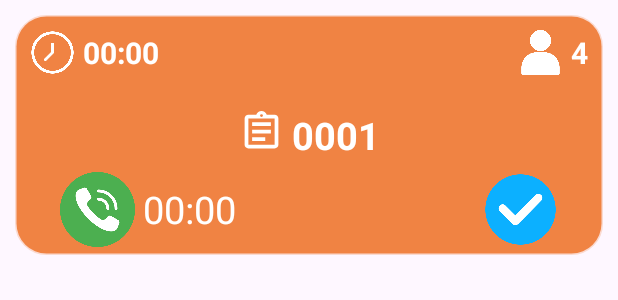
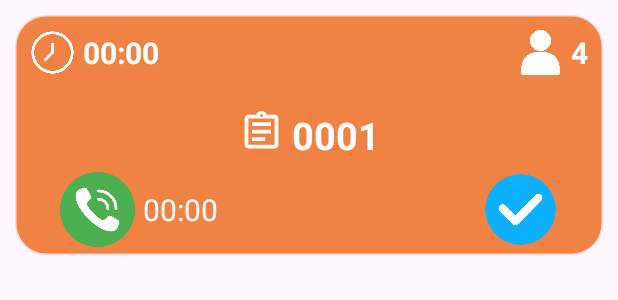
Before and after one commit to SergioLucas099/Mano-del-Artesano-Aprobacion-Turno, an Android app: the layout turno_espera_item.xml on its own in the app's theme, with its tools: preview values and no code run, on a phone screen of 412 x 824 dp. Shown: the top 300 px of the screen. Run offline under Robolectric (Android 15) with nearby library versions, the phone set to English and light mode, and no system bars.

Commit message:
Avances 25-09-2025

```diff
--- a/app/src/main/java/com/example/manodelartesanoaprobacionturnos/Adapter/TurnosAdapter.kt
+++ b/app/src/main/java/com/example/manodelartesanoaprobacionturnos/Adapter/TurnosAdapter.kt
@@ -34,7 +34,7 @@ class TurnosAdapter (
 
         val dbRef = FirebaseDatabase.getInstance()
             .getReference("turnos")
-            .child(Lturno.nombre ?: "Desconocido")
+            .child(Lturno.id.toString())
 
         holder.txtEstadoTurno.setText(estado)
         holder.txtTiempoTurno.setText(tiempo)
--- a/app/src/main/java/com/example/manodelartesanoaprobacionturnos/Model/TurnosModel.kt
+++ b/app/src/main/java/com/example/manodelartesanoaprobacionturnos/Model/TurnosModel.kt
@@ -1,6 +1,7 @@
 package com.example.manodelartesanoaprobacionturnos.Model
 
 class TurnosModel (
+    var id: String? = null,
     var nombre: String? = null,
     var turno: String? = null,
     var tiempo: String? = null,
--- a/app/src/main/java/com/example/manodelartesanoaprobacionturnos/VentanaPrincipal.kt
+++ b/app/src/main/java/com/example/manodelartesanoaprobacionturnos/VentanaPrincipal.kt
@@ -95,7 +95,6 @@ class VentanaPrincipal : AppCompatActivity() {
                         RevTurnosEspera.visibility = View.GONE
 
                         FirebaseDatabase.getInstance().reference.child("TurnosEnEspera")
-                            .child(NombreAtraccion)
                             .addValueEventListener(object : ValueEventListener {
                                 override fun onDataChange(snapshot: DataSnapshot) {
                                     listaAtraccionesEspera.clear()
--- a/app/src/main/res/layout/turno_espera_item.xml
+++ b/app/src/main/res/layout/turno_espera_item.xml
@@ -136,7 +136,7 @@
             android:layout_height="wrap_content"
             android:layout_marginStart="5dp"
             android:text="00:00"
-            android:textSize="25sp"
+            android:textSize="20sp"
             android:textColor="@color/white"/>
 
     </LinearLayout>
```
Also changed, not shown: app/src/main/java/com/example/manodelartesanoaprobacionturnos/Adapter/AtraccionEsperaAdapter.kt (+5 -4 lines).
